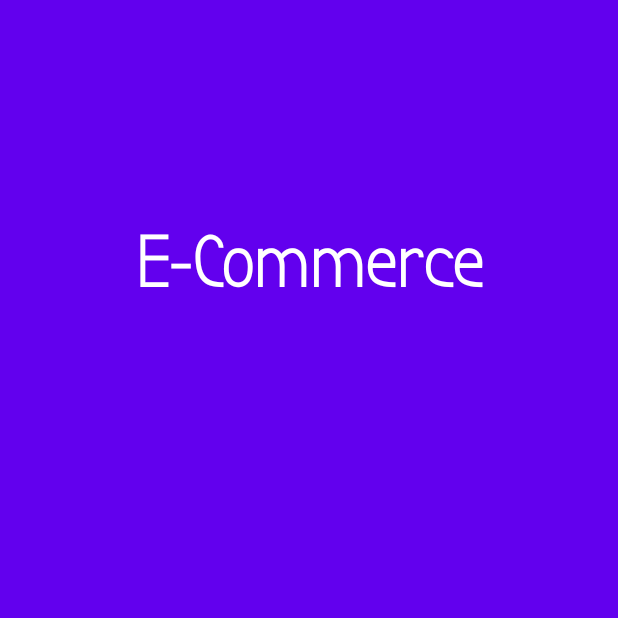
After one commit to Yormaan/LoginMainPage, an Android app: the RegisterActivity screen opened directly, with no data from a screen before it, on a phone screen of 412 x 824 dp, the top half of it. The commit adds this screen. Run offline under Robolectric (Android 15) with nearby library versions, the phone set to English and light mode, and no system bars.

Commit message:
splash, ripper and register activity created.

```diff
--- /dev/null
+++ b/app/src/main/java/com/example/loginandmainpage/RegisterActivity.java
@@ -0,0 +1,13 @@
+package com.example.loginandmainpage;
+
+import androidx.appcompat.app.AppCompatActivity;
+import android.os.Bundle;
+
+public class RegisterActivity extends AppCompatActivity {
+
+    @Override
+    protected void onCreate(Bundle savedInstanceState) {
+        super.onCreate(savedInstanceState);
+        setContentView(R.layout.activity_register);
+    }
+}
--- /dev/null
+++ b/app/src/main/res/drawable/btn_login.xml
@@ -0,0 +1,4 @@
+<?xml version="1.0" encoding="utf-8"?>
+<selector xmlns:android="http://schemas.android.com/apk/res/android">
+    <item android:drawable="@drawable/ripple_btn_login"/>
+</selector>
--- /dev/null
+++ b/app/src/main/res/drawable/btn_login_efect_when_clicked.xml
@@ -0,0 +1,5 @@
+<?xml version="1.0" encoding="utf-8"?>
+<selector xmlns:android="http://schemas.android.com/apk/res/android">
+    <item android:color="@color/colorPrimary" android:state_pressed="false"/>
+    <item android:color="@android:color/white" android:state_pressed="true"/>
+</selector>
--- /dev/null
+++ b/app/src/main/res/drawable/ripple_btn_login.xml
@@ -0,0 +1,5 @@
+<?xml version="1.0" encoding="utf-8"?>
+<shape xmlns:android="http://schemas.android.com/apk/res/android">
+    <corners android:radius="160dp"/>
+    <solid android:color="@android:color/white"/>
+</shape>
--- /dev/null
+++ b/app/src/main/res/layout/activity_register.xml
@@ -0,0 +1,21 @@
+<?xml version="1.0" encoding="utf-8"?>
+<androidx.constraintlayout.widget.ConstraintLayout
+        xmlns:android="http://schemas.android.com/apk/res/android"
+        xmlns:tools="http://schemas.android.com/tools"
+        xmlns:app="http://schemas.android.com/apk/res-auto"
+        android:layout_width="match_parent"
+        android:layout_height="match_parent"
+        android:background="@color/colorPrimary"
+        tools:context=".RegisterActivity">
+
+    <TextView
+            android:text="@string/ecommerceTitle"
+            android:layout_width="wrap_content"
+            android:layout_height="wrap_content" android:id="@+id/login_Ecommerce"
+            android:textSize="48sp" android:textStyle="bold"
+            app:layout_constraintTop_toTopOf="parent" android:layout_marginTop="148dp"
+            app:layout_constraintStart_toStartOf="parent" android:layout_marginLeft="117dp"
+            android:layout_marginStart="117dp" android:layout_marginEnd="117dp" android:layout_marginRight="117dp"
+            app:layout_constraintEnd_toEndOf="parent" android:textColor="@android:color/background_light"
+            app:fontFamily="@font/bubbler_one"/>
+</androidx.constraintlayout.widget.ConstraintLayout>
```
Also changed, not shown: app/src/main/AndroidManifest.xml (+8 -2 lines), app/src/main/java/com/example/loginandmainpage/LoginActivity.java (+14 -7 lines), app/src/main/java/com/example/loginandmainpage/MainActivity.java (+23 -1 lines), app/src/main/res/anim/move_down.xml (added, +11 -0 lines), app/src/main/res/anim/move_up.xml (added, +12 -0 lines), app/src/main/res/layout/activity_login.xml (+13 -10 lines), app/src/main/res/layout/activity_main.xml (+5 -4 lines).
